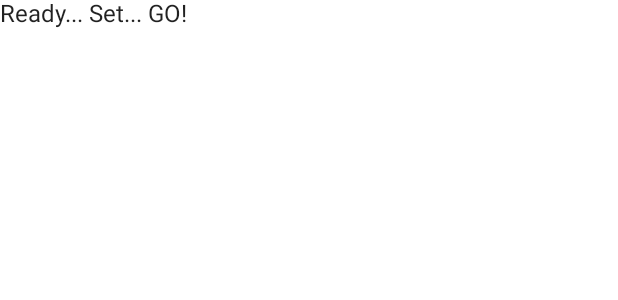
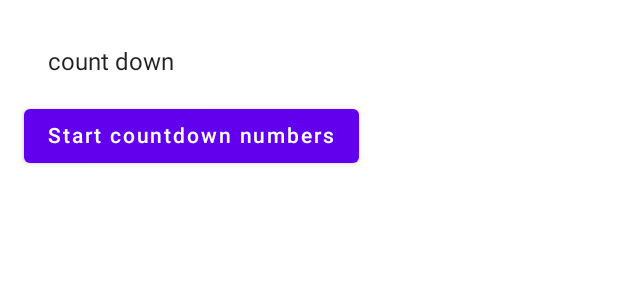
Before and after one commit to vinayak0505/timer, an Android app built with Jetpack Compose: the @Preview function LightPreview, on a phone screen of 412 x 824 dp. Shown: the top 300 px of the screen. Run offline under Robolectric (Android 15) with nearby library versions, the phone set to English and light mode, and no system bars.

Commit message:
code done

```diff
--- a/app/src/main/java/com/example/androiddevchallenge/MainActivity.kt
+++ b/app/src/main/java/com/example/androiddevchallenge/MainActivity.kt
@@ -16,13 +16,21 @@
 package com.example.androiddevchallenge
 
 import android.os.Bundle
+import android.os.CountDownTimer
 import androidx.activity.compose.setContent
 import androidx.appcompat.app.AppCompatActivity
+import androidx.compose.foundation.layout.Column
+import androidx.compose.foundation.layout.padding
+import androidx.compose.material.Button
 import androidx.compose.material.MaterialTheme
 import androidx.compose.material.Surface
 import androidx.compose.material.Text
 import androidx.compose.runtime.Composable
+import androidx.compose.runtime.mutableStateOf
+import androidx.compose.runtime.remember
+import androidx.compose.ui.Modifier
 import androidx.compose.ui.tooling.preview.Preview
+import androidx.compose.ui.unit.dp
 import com.example.androiddevchallenge.ui.theme.MyTheme
 
 class MainActivity : AppCompatActivity() {
@@ -39,8 +47,34 @@ class MainActivity : AppCompatActivity() {
 // Start building your app here!
 @Composable
 fun MyApp() {
+    val nums = remember { mutableStateOf(10L) }
+    val text = remember { mutableStateOf("count down") }
+    val countNum = object : CountDownTimer(
+        10000,
+        1000
+    ) {
+        override fun onTick(millisUntilFinished: Long) {
+            nums.value = millisUntilFinished / 1000
+            text.value = "time remaining ${nums.value}"
+        }
+
+        override fun onFinish() {
+            text.value = "time up"
+        }
+    }
     Surface(color = MaterialTheme.colors.background) {
-        Text(text = "Ready... Set... GO!")
+
+        Column(
+            modifier = Modifier.padding(16.dp)
+        ) {
+            Text(
+                text = "${text.value}",
+                modifier = Modifier.padding(16.dp)
+            )
+            Button(onClick = { countNum.start() }) {
+                Text(text = "Start countdown numbers")
+            }
+        }
     }
 }
 
```
